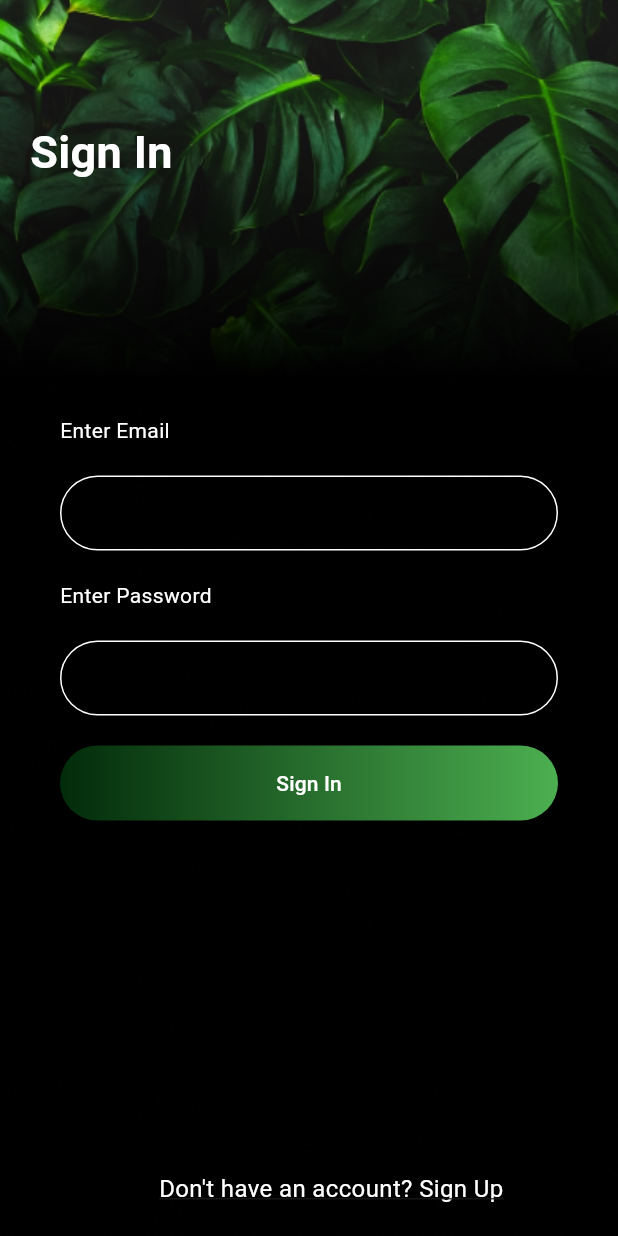
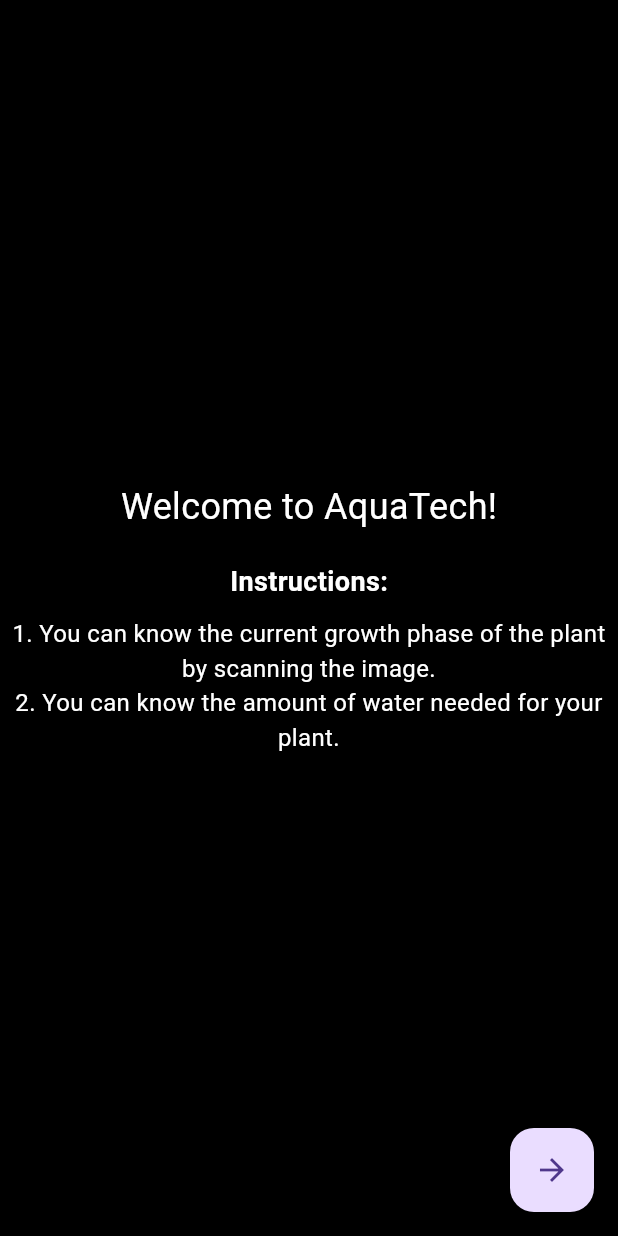
Before and after one commit to Leon-jose-mathew/code, a Flutter app: the screen it shows after launch, on a phone screen of 412 x 824 dp. Run offline on Flutter 3.47's test engine with Material 3 defaults, Android fonts, the light colour scheme and no system bars; our stand-ins replace cloud_firestore, firebase_auth, firebase_core, image_picker; missing offline and left inert: flutter_tflite; accounts and stored records are empty.

Commit message:
as of now

```diff
--- /dev/null
+++ b/lib/Screenes/instruction.dart
@@ -0,0 +1,56 @@
+import 'package:flutter/material.dart';
+import 'login.dart'; // Import the login page
+import 'Home.dart'; // Import the home page
+
+class InstructionPage extends StatelessWidget {
+  @override
+  Widget build(BuildContext context) {
+    return Scaffold(
+      backgroundColor: Colors.black, // Set background color to black
+
+      body: Center(
+        child: Column(
+          mainAxisAlignment: MainAxisAlignment.center,
+          crossAxisAlignment: CrossAxisAlignment.center,
+          children: [
+            // Add your instruction content here
+            Text(
+              'Welcome to AquaTech!',
+              style: TextStyle(fontSize: 24, color: Colors.white),
+            ),
+            SizedBox(height: 20),
+            Text(
+              'Instructions:',
+              style: TextStyle(
+                fontSize: 18,
+                fontWeight: FontWeight.bold,
+                color: Colors.white,
+              ),
+            ),
+            SizedBox(height: 10),
+            Text(
+              '1. You can know the current growth phase of the plant by scanning the image.',
+              style: TextStyle(fontSize: 16, color: Colors.white),
+              textAlign: TextAlign.center,
+            ),
+            Text(
+              '2. You can know the amount of water needed for your plant.',
+              style: TextStyle(fontSize: 16, color: Colors.white),
+              textAlign: TextAlign.center,
+            ),
+            // Add more instructions as needed
+          ],
+        ),
+      ),
+      floatingActionButton: FloatingActionButton(
+        onPressed: () {
+          Navigator.pushReplacement(
+            context,
+            MaterialPageRoute(builder: (context) =>  SignInPage()),
+          );
+        },
+        child: Icon(Icons.arrow_forward),
+      ),
+    );
+  }
+}
--- a/lib/main.dart
+++ b/lib/main.dart
@@ -4,6 +4,7 @@ import 'package:firebase_core/firebase_core.dart';
 import 'package:flutter/material.dart';
 import 'package:AquaTech/Screenes/Login.dart';
 import 'firebase_options.dart';
+import 'package:AquaTech/Screenes/instruction.dart';
 
 void main() async {
   WidgetsFlutterBinding.ensureInitialized();
@@ -47,7 +48,7 @@ class _SplashScreenState extends State<SplashScreen> {
       } else {
         Navigator.pushReplacement(
           context,
-          MaterialPageRoute(builder: (context) => SignInPage()),
+          MaterialPageRoute(builder: (context) => InstructionPage()),
         );
       }
     });
```
Also changed, not shown: pubspec.lock.
